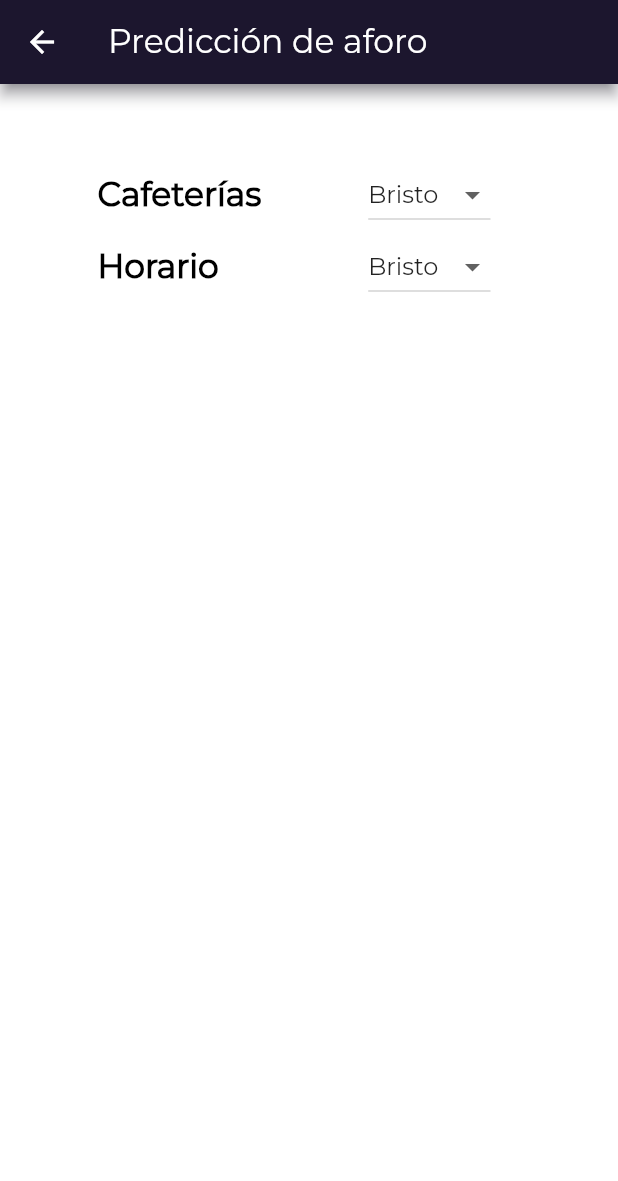
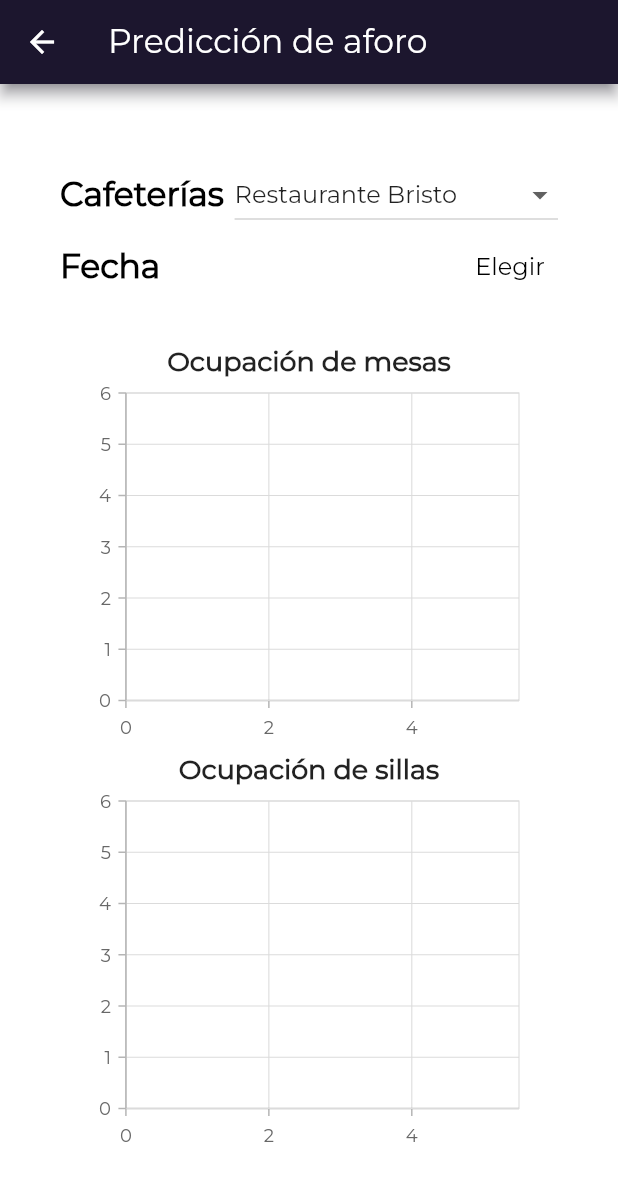
Before and after one commit to 7yrionLannister/is-it-crowded, a Flutter app: the Prediction screen opened by its route, on a phone screen of 412 x 824 dp. Shown: the top 1181 px of the screen. Run offline on Flutter 3.47's test engine with Material 2 defaults, Android fonts, the phone set to English and light mode, and no system bars; our stand-ins replace syncfusion_flutter_charts.

Commit message:
'Added new rows in prediction screen to show spline charts. Data is being prepared to build up the charts'

```diff
--- a/lib/model/cafeteria.dart
+++ b/lib/model/cafeteria.dart
@@ -1,3 +1,5 @@
+import 'package:is_it_crowded/model/cafeteriaData.dart';
+
 class Cafeteria {
   String name;
   DateTime? lastUpdated;
@@ -7,8 +9,8 @@ class Cafeteria {
   bool notificationsOn;
   int tablesOccupation;
   int peopleOccupation;
-  Map<DateTime, int> tablesOccupationHistory = {};
-  Map<DateTime, int> peopleOccupationHistory = {};
+  List<CafeteriaData> tablesOccupationHistory = [];
+  List<CafeteriaData> peopleOccupationHistory = [];
 
   Cafeteria(this.name, this.maxCapacity, this.tables,
       {this.lastUpdated, this.image = "assets/images/appicon.png", this.notificationsOn = false, this.tablesOccupation = 0, this.peopleOccupation = 0});
--- /dev/null
+++ b/lib/model/cafeteriaData.dart
@@ -0,0 +1,5 @@
+class CafeteriaData{
+  String time;
+  int occupation;
+  CafeteriaData(this.time, this.occupation);
+}
--- a/lib/ui/prediction.dart
+++ b/lib/ui/prediction.dart
@@ -1,8 +1,12 @@
 import 'package:flutter/material.dart';
+import 'package:is_it_crowded/model/cafeteriaData.dart';
+import 'package:syncfusion_flutter_charts/charts.dart';
+import 'package:intl/intl.dart';
+
+import '../model/cafeteria.dart';
 
 class Prediction extends StatefulWidget {
   const Prediction({Key? key}) : super(key: key);
-
   @override
   _PredictionState createState() => _PredictionState();
 }
@@ -10,8 +14,11 @@ class Prediction extends StatefulWidget {
 class _PredictionState extends State<Prediction> {
   DateTime dateForPrediction = DateTime.now();
 
-  var cafeterias = ["Isabel", "Central", "Bristo"];
-  var selectedvalue = "Bristo";
+  var cafeterias = ["Cafetería central Isabela", "Restaurante Snack Café", "Restaurante Bristo"];
+  var selectedvalue = "Restaurante Bristo";
+
+  List<CafeteriaData> tablesOccupationData = [];
+  List<CafeteriaData> peopleOccupationData = [];
 
   @override
   Widget build(BuildContext context) {
@@ -25,7 +32,7 @@ class _PredictionState extends State<Prediction> {
       ),
       body: Container(
           margin: const EdgeInsets.only(
-              left: 65.0, right: 85.0, top: 50.0, bottom: 10.0),
+              left: 40.0, right: 40.0, top: 50.0, bottom: 50.0),
           decoration: const BoxDecoration(
             color: Color(0xffffffff),
           ),
@@ -74,7 +81,7 @@ class _PredictionState extends State<Prediction> {
                   Column(
                     mainAxisAlignment: MainAxisAlignment.start,
                     children: const <Widget>[
-                      Text("Horario",
+                      Text("Fecha",
                           style: TextStyle(
                               color: Colors.black,
                               fontWeight: FontWeight.bold,
@@ -86,27 +93,107 @@ class _PredictionState extends State<Prediction> {
                   Column(
                     children: <Widget>[
                       SizedBox(
-                        child: DropdownButton(
-                          value: selectedvalue,
-                          items: cafeterias.map((String cafeterias) {
-                            return DropdownMenuItem(
-                              value: cafeterias,
-                              child: Text(cafeterias),
+                        child:
+                        TextButton(child: const
+                          Text("Elegir",
+                            style: TextStyle(
+                            color: Colors.black,
+                            fontFamily: 'Montserrat',
+                            fontSize: 16.0)
+                          ),
+                          onPressed: () {
+                            showDatePicker(
+                                builder: (context, child) {
+                                  return Theme(
+                                    data: Theme.of(context).copyWith(
+                                      colorScheme: const ColorScheme.light(
+                                        primary: Color(0xff1c162e), // header background color
+                                        onPrimary: Colors.white, // header text color
+                                        onSurface: Colors.black, // body text color
+                                      ),
+                                      textButtonTheme: TextButtonThemeData(
+                                        style: TextButton.styleFrom(
+                                          primary: const Color(0xff1c162e), // button text color
+                                        ),
+                                      ),
+                                    ),
+                                    child: child!,
+                                  );
+                                },
+                                context: context,
+                                initialDate: DateTime(2023),
+                                firstDate: DateTime.now(),
+                                lastDate: DateTime(2030)
                             );
-                          }).toList(),
-                          onChanged: (String? value) {
-                            setState(() {
-                              selectedvalue = value!;
-                            });
                           },
                         ),
                       ),
                     ],
                   ),
                 ],
-              )
+              ),
+              const Spacer(),
+              Row(
+                mainAxisAlignment: MainAxisAlignment.center,
+                children: [
+                  Column(
+                    children: <Widget>[
+                      const Text("Ocupación de mesas",
+                        style: TextStyle(
+                            fontWeight: FontWeight.bold,
+                            fontFamily: 'Montserrat',
+                            fontSize: 18.0)
+                      ),
+                      SizedBox(
+                        child: SfCartesianChart(
+                            series: <ChartSeries>[
+                              // Renders spline chart
+                              SplineSeries<CafeteriaData, String>(
+                                  dataSource: tablesOccupationData,
+                                  xValueMapper: (CafeteriaData data, _) => data.time,
+                                  yValueMapper: (CafeteriaData data, _) => data.occupation,
+                              )
+                            ]
+                        ),
+                        width: 300,
+                        height: 250,
+                      ),
+                    ],
+                  ),
+                ],
+              ),
+              Row(
+                mainAxisAlignment: MainAxisAlignment.center,
+                children: [
+                  Column(
+                    children: <Widget>[
+                      const Text("Ocupación de sillas",
+                          style: TextStyle(
+                              fontWeight: FontWeight.bold,
+                              fontFamily: 'Montserrat',
+                              fontSize: 18.0)
+                      ),
+                      SizedBox(
+                        child: SfCartesianChart(
+                            series: <ChartSeries>[
+                              // Renders spline chart
+                              SplineSeries<CafeteriaData, String>(
+                                  dataSource: peopleOccupationData,
+                                  xValueMapper: (CafeteriaData data, _) => data.time,
+                                  yValueMapper: (CafeteriaData data, _) => data.occupation,
+                              )
+                            ]
+                        ),
+                        width: 300,
+                        height: 250,
+                      ),
+                    ],
+                  ),
+                ],
+              ),
             ],
-          )),
+          )
+      ),
     );
   }
 }
```
